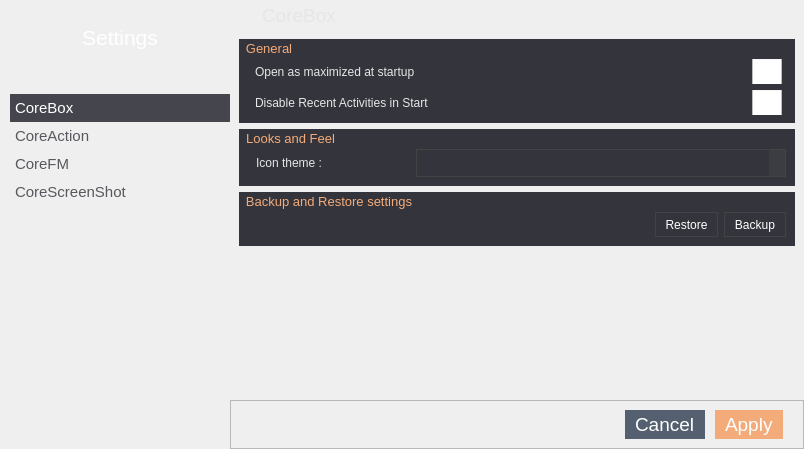
Above: app/settings/settings.ui from rahmanshaber/corebox before the change. Below: the same form after it.
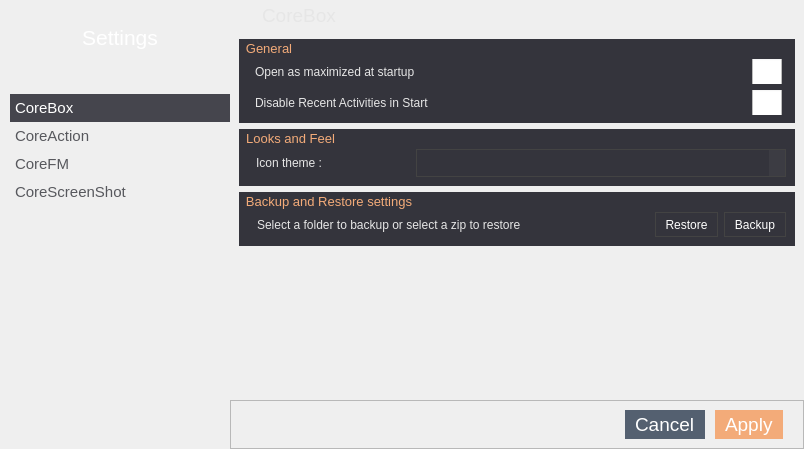
That is the form after the change. Icons and pictures are not drawn.

The edit to the form file:
```diff
--- a/app/settings/settings.ui
+++ b/app/settings/settings.ui
@@ -60,7 +60,7 @@
 QLabel{
     background-color: transparent;
     color:#E6E6E6 ;
-    padding: 5px 5px 5px 5px;}
+    padding: 1px 5px 1px 5px;}
 
 
 QPushButton{
@@ -127,17 +127,35 @@
     border:1px solid #C2C2C2;}
 
 
+QHeaderView{ 
+    border-bottom-style:solid;
+    border-width:1;
+    border-color: #2E3335;
+    padding-left: 4px;
+    background-color:transparent;
+    color:#E6E6E6;}
+QHeaderView::section {
+    padding: 1px 3px 1px 3px;
+    background-color:transparent;
+    color:#E6E6E6;
+    border: 1px #ffffff;
+    padding-top: 4px;
+    font: 10pt &quot;Cantarell&quot;;
+    font-style: normal;}
+
 QTreeView {
-    background-color:#F2F2F2 ;
-    color:#000000; }
+    background-color: transparent;
+    color:#E6E6E6; 
+    border: 1px solid #434343;}
 QTreeView::item:selected {
     background-color:#1793D1 ;
     color:#000000; }
 
 
 QListView {
-    background-color:#F2F2F2 ;
-    color:#000000;
+    background-color: transparent;
+    color:#E6E6E6;
+    border: 1px solid #434343;
     padding: 5px 5px 0px 5px;}
 QListView::item:selected {
     background-color:#1793D1 ;
@@ -748,6 +766,12 @@
        </item>
        <item>
         <widget class="QGroupBox" name="backup">
+         <property name="sizePolicy">
+          <sizepolicy hsizetype="Preferred" vsizetype="Preferred">
+           <horstretch>0</horstretch>
+           <verstretch>0</verstretch>
+          </sizepolicy>
+         </property>
          <property name="title">
           <string>Backup and Restore settings</string>
          </property>
@@ -758,6 +782,13 @@
           <property name="topMargin">
            <number>20</number>
           </property>
+          <item>
+           <widget class="QLabel" name="label_6">
+            <property name="text">
+             <string>Select a folder to backup or select a zip to restore</string>
+            </property>
+           </widget>
+          </item>
           <item>
            <spacer name="horizontalSpacer_6">
             <property name="orientation">
```
Left out of the diff: 7 changed lines with no effect on the pictures.
